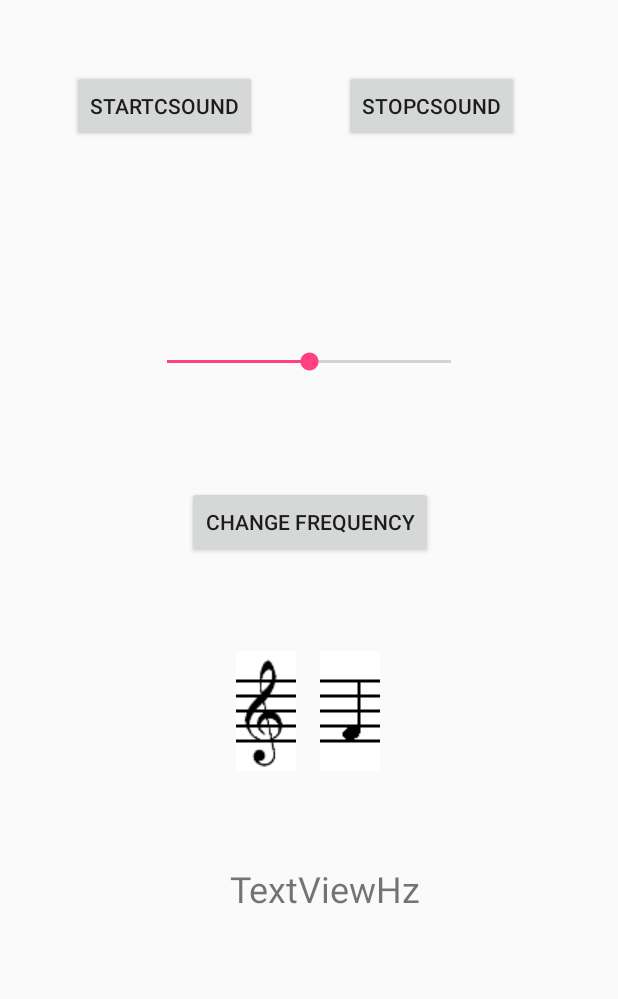
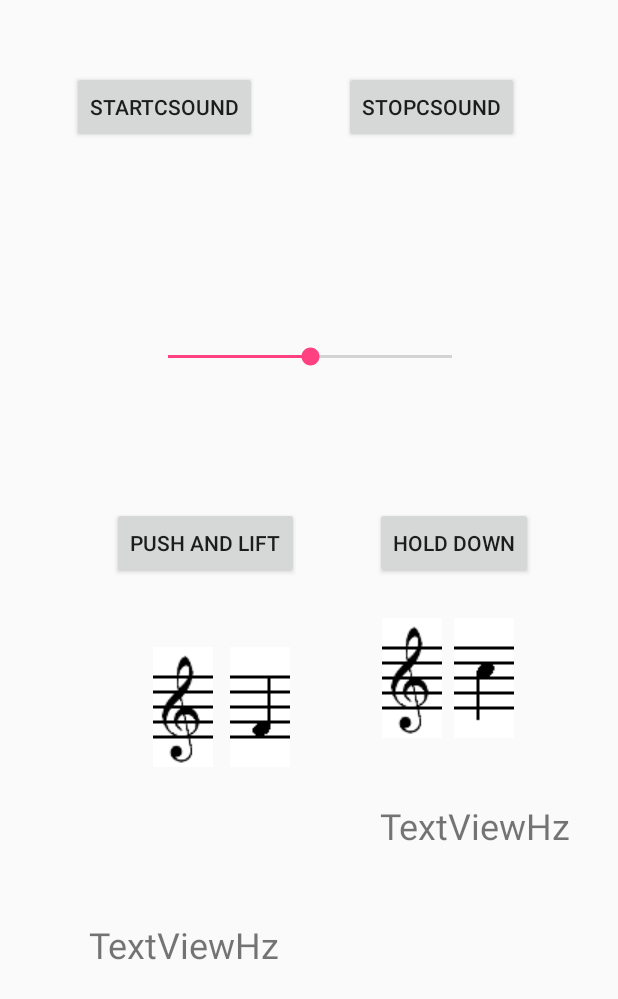
Before and after one commit to strapparts/CSound-Android, an Android app: the Example2 screen opened directly, with no data from a screen before it, on a phone screen of 412 x 824 dp. Shown: the top 999 px of the screen. Run offline under Robolectric (Android 15) with nearby library versions, the phone set to English and light mode, and no system bars; libraries missing offline, so code that uses them is left out: csnd6.controlChannelType; 1 statement that could not run was skipped.

Commit message:
aggiunte due icone e alcuni widget nell'activity2. ritoccato test_02.csd modificato Example2.java, ma senza risolvere compresenza di due addBinding.

```diff
--- a/app/src/main/java/com/strapparts/csound_android/Example2.java
+++ b/app/src/main/java/com/strapparts/csound_android/Example2.java
@@ -23,9 +23,9 @@ public class Example2 extends BaseCsoundActivity implements
 
     CsoundUI csoundUI = null;                                   //states CsoundUI and close evenctually a precedent CsoundUI object and states a CsoundUI object
     private CsoundObj csoundObj;                                //states csound
-    Button startCsound, stopCsound, UpdateValueFromCsound;      //states Button
-    ImageView noteImage, clefImage;                             //states ImageView
-    TextView testValue;                                         //states TestView
+    Button startCsound, stopCsound, UpdateValueWithSwitch, UpdateValueWithPush;      //states Button
+    ImageView noteImage1, clefImage1, noteImage2, clefImage2;                       //states ImageView
+    TextView testValue1, testValue2;                                         //states TestView
     SeekBar volumeSlider;                                       //state slider
 
     @Override
@@ -34,23 +34,40 @@ public class Example2 extends BaseCsoundActivity implements
         setContentView(R.layout.activity_example2);
 
         csoundObj = new CsoundObj();                                    //create csound object
-        csoundUI = new CsoundUI(csoundObj);                         //create binding object
+        csoundUI = new CsoundUI(csoundObj);                             //create binding object
         startCsound = (Button) findViewById(R.id.button6);              //connect java button a xml button widget
         stopCsound = (Button) findViewById(R.id.button7);               //connect java button a xml button widget
-        UpdateValueFromCsound = (Button) findViewById(R.id.button);     //connect java button a xml button widget
+        UpdateValueWithSwitch = (Button) findViewById(R.id.button);     //connect java button a xml button widget
+        UpdateValueWithPush = (Button) findViewById(R.id.button13);     //connect java button a xml button widget
         volumeSlider = (SeekBar) findViewById(R.id.seekBar);     //connect java seekbar to xml seekbar widget
-        clefImage = (ImageView) findViewById(R.id.imageView2); //connect un widget xml a un oggetto java
-        clefImage.setImageResource(R.drawable.ch_40x80); //show clef image
-        noteImage = (ImageView) findViewById(R.id.imageView); //connect un widget xml a un oggetto java
-        noteImage.setImageResource(R.drawable.f4_40x80); //show image
-        testValue = (TextView) findViewById(R.id.textView2);
 
+        clefImage1 = (ImageView) findViewById(R.id.imageView2); //connect un widget xml a un oggetto java
+        clefImage1.setImageResource(R.drawable.ch_40x80); //show clef image
+        noteImage1 = (ImageView) findViewById(R.id.imageView); //connect un widget xml a un oggetto java (without this line of code the next line doesn't make error, but activity shut down)
+        noteImage1.setImageResource(R.drawable.f4_40x80); //show image
+        testValue1 = (TextView) findViewById(R.id.textView2);
+
+        clefImage2 = (ImageView) findViewById(R.id.imageView3); //connect un widget xml a un oggetto java (without this line of code the next line doesn't make error, but activity shut down)
+        clefImage2.setImageResource(R.drawable.ch_40x80);   //show image
+        noteImage2 = (ImageView) findViewById(R.id.imageView4);
+        noteImage2.setImageResource(R.drawable.c5_40x80);
+        testValue2 = (TextView) findViewById(R.id.textView3);
 
         CsoundUI ui = new CsoundUI(csoundObj);
 
-        //TODO per Andrea: impostare il bottone a 0 e inserire un trigger su csound
-        ui.addButton(UpdateValueFromCsound, "button-channel-1", 1); //a cosa corrisponde il numero?? Ci deve stare un numero
+
+
+
+
+        ui.addButton(UpdateValueWithSwitch, "button-channel-1", 0); //col valore '0': il bottone emette un solo '1' nell'istante in cui viene premuto.
+        ui.addButton(UpdateValueWithPush, "button-channel-2", 1);  //col valore '1': il bottone emette un flusso di '1' fintanto che il bottone viene premuto.
         //"button-channel-1" is a name of channels in .csd file
+
+
+        //TODO per Antonio: fare in modo che i due seguenti addBinding possano rimanere attivi contemporaneamente
+
+//================================== INIZIO primo addBinding ==============================
+
 
         csoundObj.addBinding(new CsoundBinding() {
             CsoundObj csoundObj = null;
@@ -62,42 +79,88 @@ public class Example2 extends BaseCsoundActivity implements
             public void updateValuesToCsound() {
             }
 
-            public void updateValuesFromCsound() {
+            public void updateValuesFromCsound() {          //example of method updateValuesFromCsound()
                 //Csound csound = csoundObj.getCsound();
                 //float imageValue =  csoundObj.getCsound().GetChannel("setImage");
                 //Log.d("CsoundAndroidActivity", "ValueCacheable From called");
-                runOnUiThread(new Runnable() {
+                runOnUiThread(new Runnable() {              //thread activation
                     public void run()
                     {
                         if (csoundObj.getOutputChannelPtr("setImage", controlChannelType.CSOUND_CONTROL_CHANNEL).GetValue(0) == 99)
                             //"setImage" is a name of channels in .csd file
-/*
-With respect to the channeltype number, here are the constants:
-                            enum  controlChannelType {
-                                CSOUND_CONTROL_CHANNEL = 1,
-                                CSOUND_AUDIO_CHANNEL = 2,
-                                CSOUND_STRING_CHANNEL = 3,
-                                CSOUND_PVS_CHANNEL = 4,
-                                CSOUND_VAR_CHANNEL = 5,
-                                CSOUND_CHANNEL_TYPE_MASK = 15,
-                                CSOUND_INPUT_CHANNEL = 16,
-                                CSOUND_OUTPUT_CHANNEL = 32
-                            }
-  */
+
 
                         {
-                            noteImage.setImageResource(R.drawable.a4_40x80);
-                            testValue.setText("a4");
+                            noteImage1.setImageResource(R.drawable.a4_40x80);
+                            testValue1.setText("a4");
                             Log.d("CsoundAndroidActivity", "a4");
                         }
                         else
                         {
-                            noteImage.setImageResource(R.drawable.f4_40x80);
-                            testValue.setText("f4");
+                            noteImage1.setImageResource(R.drawable.f4_40x80);
+                            testValue1.setText("f4");
                             Log.d("CsoundAndroidActivity", "f4");
                         }
+
                     }
                 });
+
+
+            }
+
+
+            public void cleanup() {
+                //Log.d("CsoundAndroidActivity", "ValueCacheable cleanup called");
+                //csoundObj = null;
+            }
+        });
+
+
+//================================== FINE primo addBinding ==============================
+
+
+
+
+//================================== INIZIO secondo addBinding ==============================
+/*
+
+        csoundObj.addBinding(new CsoundBinding() {
+            CsoundObj csoundObj = null;
+            public void setup(CsoundObj csoundObj) {
+                //Log.d("CsoundAndroidActivity", "ValueCacheable setup called");
+                this.csoundObj = csoundObj;
+            }
+
+            public void updateValuesToCsound() {
+            }
+
+            public void updateValuesFromCsound() {          //example of method updateValuesFromCsound()
+                //Csound csound = csoundObj.getCsound();
+                //float imageValue =  csoundObj.getCsound().GetChannel("setImage");
+                //Log.d("CsoundAndroidActivity", "ValueCacheable From called");
+
+
+                runOnUiThread(new Runnable() {              //thread activation
+                    public void run()
+                    {
+
+
+                        if (csoundObj.getOutputChannelPtr("setImage2", controlChannelType.CSOUND_CONTROL_CHANNEL).GetValue(0) == 99)
+                        {
+                            noteImage2.setImageResource(R.drawable.c5_40x80);
+                            testValue2.setText("c5");
+                            Log.d("CsoundAndroidActivity", "c5");
+                        }
+                        else
+                        {
+                            noteImage2.setImageResource(R.drawable.g4_40x80);
+                            testValue2.setText("g4");
+                            Log.d("CsoundAndroidActivity", "g4");
+                        }
+
+                    }
+                });
+
 
             }
 
@@ -107,6 +170,17 @@ With respect to the channeltype number, here are the constants:
             }
         });
 
+*/
+
+//================================== FINE secondo addBinding ==============================
+
+
+
+
+
+
+
+
         startCsound.setOnClickListener(new View.OnClickListener() { //connect actions to start button
             @Override
             public void onClick(View v) {
@@ -114,7 +188,7 @@ With respect to the channeltype number, here are the constants:
                 //csoundObj.startCsound((createTempFile(getResourceFileAsString(R.raw.test_04))));   //runs .csd file
 
                 csoundObj.startCsound((createTempFile(getResourceFileAsString(R.raw.test_02))));   //start Csound csd file
-                csoundUI.addSlider(volumeSlider, "volume", 0, 1);          //connect java seekbar to csound chnget
+                csoundUI.addSlider(volumeSlider, "volume", 0, 1);          //connect java seekbar to csound chnget (default value set in widget, percent value on 'progress')
                 //"volume" is a name of channels in .csd file
 
             }
--- a/app/src/main/res/layout/activity_example2.xml
+++ b/app/src/main/res/layout/activity_example2.xml
@@ -16,11 +16,11 @@
         android:layout_marginTop="8dp"
         android:text="@string/change_frequency"
         app:layout_constraintBottom_toBottomOf="parent"
-        app:layout_constraintHorizontal_bias="0.503"
+        app:layout_constraintHorizontal_bias="0.246"
         app:layout_constraintLeft_toLeftOf="parent"
         app:layout_constraintRight_toRightOf="parent"
         app:layout_constraintTop_toTopOf="parent"
-        app:layout_constraintVertical_bias="0.416"
+        app:layout_constraintVertical_bias="0.434"
         tools:ignore="MissingConstraints" />
 
     <TextView
@@ -37,24 +37,25 @@
         app:layout_constraintLeft_toLeftOf="parent"
         app:layout_constraintRight_toRightOf="parent"
         app:layout_constraintTop_toBottomOf="@+id/button"
-        app:layout_constraintVertical_bias="0.486"
-        app:layout_constraintHorizontal_bias="0.541" />
+        app:layout_constraintVertical_bias="0.564"
+        app:layout_constraintHorizontal_bias="0.191" />
 
     <ImageView
         android:id="@+id/imageView"
         android:layout_width="wrap_content"
         android:layout_height="wrap_content"
+        android:contentDescription="@string/quarter_a4"
+        app:srcCompat="@drawable/a4_40x80"
+        android:layout_marginRight="8dp"
+        app:layout_constraintRight_toRightOf="parent"
+        android:layout_marginLeft="8dp"
+        app:layout_constraintLeft_toLeftOf="parent"
+        android:layout_marginTop="8dp"
+        app:layout_constraintTop_toBottomOf="@+id/button"
+        app:layout_constraintBottom_toBottomOf="parent"
         android:layout_marginBottom="8dp"
-        android:layout_marginLeft="8dp"
-        android:layout_marginRight="8dp"
-        android:layout_marginTop="8dp"
-        android:contentDescription="@string/quarter_a4"
-        app:layout_constraintBottom_toTopOf="@+id/textView2"
-        app:layout_constraintLeft_toLeftOf="parent"
-        app:layout_constraintRight_toRightOf="parent"
-        app:layout_constraintTop_toBottomOf="@+id/button"
-        app:srcCompat="@drawable/a4_40x80"
-        app:layout_constraintHorizontal_bias="0.576" />
+        app:layout_constraintHorizontal_bias="0.408"
+        app:layout_constraintVertical_bias="0.109" />
 
     <Button
         android:id="@+id/button6"
@@ -103,19 +104,83 @@
         app:layout_constraintLeft_toLeftOf="parent"
         app:layout_constraintRight_toRightOf="parent"
         app:layout_constraintTop_toTopOf="parent"
-        app:layout_constraintVertical_bias="0.8" />
+        app:layout_constraintVertical_bias="0.748"
+        app:layout_constraintHorizontal_bias="0.503" />
 
     <ImageView
         android:id="@+id/imageView2"
         android:layout_width="wrap_content"
         android:layout_height="wrap_content"
         android:layout_marginBottom="8dp"
-        android:layout_marginLeft="157dp"
+        android:layout_marginLeft="102dp"
         android:layout_marginTop="8dp"
         android:contentDescription="@string/violin_clef"
-        app:layout_constraintBottom_toTopOf="@+id/textView2"
         app:layout_constraintLeft_toLeftOf="parent"
         app:layout_constraintTop_toBottomOf="@+id/button"
         app:srcCompat="@drawable/ch_40x80"
-        tools:ignore="ContentDescription,RtlHardcoded" />
+        tools:ignore="ContentDescription,RtlHardcoded"
+        app:layout_constraintVertical_bias="0.109"
+        android:layout_marginRight="8dp"
+        app:layout_constraintHorizontal_bias="0.0"
+        app:layout_constraintRight_toLeftOf="@+id/imageView"
+        app:layout_constraintBottom_toBottomOf="parent" />
+
+    <Button
+        android:id="@+id/button13"
+        android:layout_width="wrap_content"
+        android:layout_height="wrap_content"
+        android:text="@string/buttonPush"
+        android:layout_marginRight="8dp"
+        app:layout_constraintRight_toRightOf="parent"
+        app:layout_constraintBottom_toBottomOf="parent"
+        android:layout_marginBottom="8dp"
+        app:layout_constraintTop_toTopOf="parent"
+        android:layout_marginTop="8dp"
+        app:layout_constraintVertical_bias="0.434"
+        android:layout_marginLeft="8dp"
+        app:layout_constraintLeft_toLeftOf="parent"
+        app:layout_constraintHorizontal_bias="0.832" />
+
+    <ImageView
+        android:id="@+id/imageView3"
+        android:layout_width="wrap_content"
+        android:layout_height="wrap_content"
+        android:layout_marginLeft="8dp"
+        android:layout_marginRight="8dp"
+        android:layout_marginTop="26dp"
+        android:contentDescription="@string/violin_clef2"
+        app:layout_constraintHorizontal_bias="0.692"
+        app:layout_constraintLeft_toLeftOf="parent"
+        app:layout_constraintRight_toRightOf="parent"
+        app:layout_constraintTop_toBottomOf="@+id/button13"
+        app:srcCompat="@drawable/ch_40x80" />
+
+    <ImageView
+        android:id="@+id/imageView4"
+        android:layout_width="wrap_content"
+        android:layout_height="wrap_content"
+        android:contentDescription="@string/c5image"
+        app:srcCompat="@drawable/c5_40x80"
+        tools:ignore="RtlHardcoded"
+        android:layout_marginRight="69dp"
+        app:layout_constraintRight_toRightOf="parent"
+        android:layout_marginTop="26dp"
+        app:layout_constraintTop_toBottomOf="@+id/button13" />
+
+    <TextView
+        android:id="@+id/textView3"
+        android:layout_width="wrap_content"
+        android:layout_height="wrap_content"
+        android:layout_marginBottom="8dp"
+        android:layout_marginLeft="8dp"
+        android:layout_marginRight="8dp"
+        android:layout_marginTop="119dp"
+        android:text="@string/textviewhz"
+        android:textSize="24sp"
+        app:layout_constraintBottom_toBottomOf="parent"
+        app:layout_constraintHorizontal_bias="0.912"
+        app:layout_constraintLeft_toLeftOf="parent"
+        app:layout_constraintRight_toRightOf="parent"
+        app:layout_constraintTop_toBottomOf="@+id/button13"
+        app:layout_constraintVertical_bias="0.104" />
 </android.support.constraint.ConstraintLayout>
--- a/app/src/main/res/values/strings.xml
+++ b/app/src/main/res/values/strings.xml
@@ -12,7 +12,7 @@
     <string name="startCsound">StartCsound</string>
     <string name="stopCsound">StopCsound</string>
     <string name="updatesValuesFromCsound">UpdatesValuesFromCsound</string>
-    <string name="change_frequency">change frequency</string>
+    <string name="change_frequency">push and lift</string>
     <string name="buttonGen01">ButtonGen01</string>
     <string name="buttongen01">buttonGen01</string>
     <string name="buttonSuonaGen01">ButtonSuonaGen01</string>
@@ -20,4 +20,8 @@
     <string name="confirmtoexit">Are you sure you want to exit?</string>
     <string name="startCsound2">StartCSound2</string>
     <string name="violin_clef">violin_clef</string>
+    <string name="buttonPush">hold down</string>
+    <string name="violin_clef2">violin_clef2</string>
+    <string name="c5image">c5image</string>
+    <string name="textviewhz">TextViewHz</string>
 </resources>
```
Also changed, not shown: app/src/main/res/drawable/c5_40x80.png (added), app/src/main/res/drawable/g4_40x80.png (added), 1 other file.
